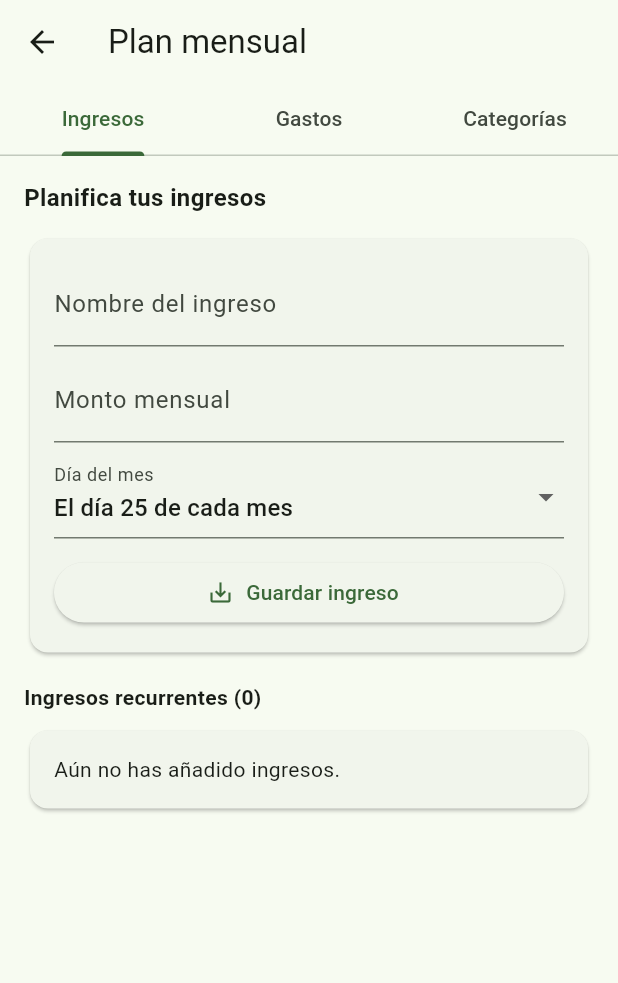
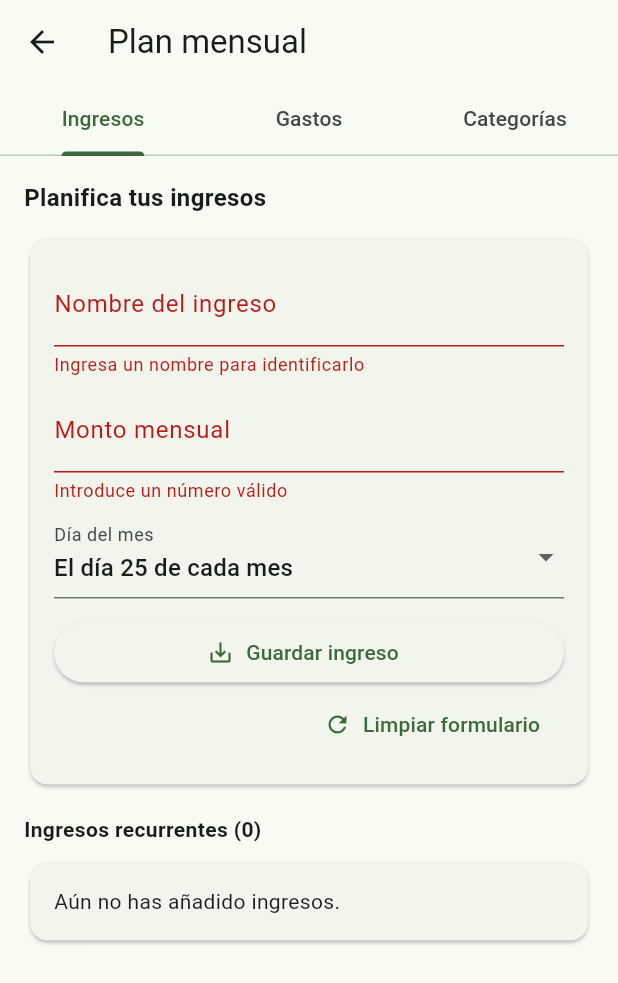
Before and after one commit to raulpereira-01/finance-app, a Flutter app: the MovementsScreen screen opened directly, after a tap on "Guardar ingreso", on a phone screen of 412 x 824 dp. Shown: the top 983 px of the screen. Run offline on Flutter 3.47's test engine with Material 3 defaults, Android fonts, the light colour scheme and no system bars; our stand-ins replace firebase_auth, firebase_core, fl_chart, hive, hive_flutter, local_auth; accounts and stored records are empty.

Commit message:
Fix normalize amount block cleanup

```diff
--- a/lib/presentation/screens/movements/movements_screen.dart
+++ b/lib/presentation/screens/movements/movements_screen.dart
@@ -20,9 +20,13 @@ class MovementsScreen extends StatefulWidget {
 class _MovementsScreenState extends State<MovementsScreen> {
   final _uuid = const Uuid();
 
+  final _incomeFormKey = GlobalKey<FormState>();
+  final _expenseFormKey = GlobalKey<FormState>();
+
   final _incomeNameController = TextEditingController();
   final _incomeAmountController = TextEditingController();
   int _incomeDay = DateTime.now().day;
+  bool _showIncomeErrors = false;
 
   final _categoryNameController = TextEditingController();
   String _selectedEmoji = '💸';
@@ -35,6 +39,7 @@ class _MovementsScreenState extends State<MovementsScreen> {
   bool _isFixedExpense = false;
   bool _isRecurringExpense = false;
   int _expenseDay = DateTime.now().day;
+  bool _showExpenseErrors = false;
 
   late Box<IncomeModel> _incomeBox;
   late Box<CategoryModel> _categoryBox;
@@ -59,12 +64,15 @@ class _MovementsScreenState extends State<MovementsScreen> {
   }
 
   void _addIncome() {
-    final name = _incomeNameController.text.trim();
-    final amount = _parseAmount(_incomeAmountController.text);
-
-    if (name.isEmpty || amount == null || amount <= 0) {
+    final form = _incomeFormKey.currentState;
+    if (form == null) return;
+    if (!form.validate()) {
+      setState(() => _showIncomeErrors = true);
       return;
     }
+
+    final name = _incomeNameController.text.trim();
+    final amount = _parseAmount(_incomeAmountController.text)!;
 
     final income = IncomeModel(
       id: _uuid.v4(),
@@ -78,8 +86,12 @@ class _MovementsScreenState extends State<MovementsScreen> {
 
     _incomeNameController.clear();
     _incomeAmountController.clear();
+    FocusScope.of(context).unfocus();
+    _showSnackBar('Ingreso guardado');
 
-    setState(() {});
+    setState(() {
+      _showIncomeErrors = false;
+    });
   }
 
   void _addCategory() {
@@ -97,6 +109,7 @@ class _MovementsScreenState extends State<MovementsScreen> {
     _categoryNameController.clear();
 
     setState(() {});
+    _showSnackBar('Categoría creada');
   }
 
   Future<void> _pickExpenseDate() async {
@@ -136,14 +149,15 @@ class _MovementsScreenState extends State<MovementsScreen> {
   }
 
   void _addExpense() {
-    final name = _expenseNameController.text.trim();
-    final amount = _parseAmount(_expenseAmountController.text);
-
-    if (name.isEmpty || amount == null || amount <= 0) return;
-    if (_selectedCategoryId == null) {
-      _showMissingCategoryDialog(noCategories: false);
+    final form = _expenseFormKey.currentState;
+    if (form == null) return;
+    if (!form.validate()) {
+      setState(() => _showExpenseErrors = true);
       return;
     }
+
+    final name = _expenseNameController.text.trim();
+    final amount = _parseAmount(_expenseAmountController.text)!;
 
     final expense = ExpenseModel(
       id: _uuid.v4(),
@@ -164,15 +178,47 @@ class _MovementsScreenState extends State<MovementsScreen> {
     _isFixedExpense = false;
     _isRecurringExpense = false;
     _expenseDay = DateTime.now().day;
+    _selectedCategoryId = null;
 
-    setState(() {});
+    FocusScope.of(context).unfocus();
+    _showSnackBar('Gasto guardado');
+
+    setState(() {
+      _showExpenseErrors = false;
+    });
   }
 
   String _formatMoney(double value) => value.toStringAsFixed(2);
 
   double? _parseAmount(String rawValue) {
-    final normalized = rawValue.replaceAll(',', '.');
+    final normalized = _normalizeAmount(rawValue);
+    if (normalized.isEmpty) return null;
     return double.tryParse(normalized);
+  }
+
+  String _normalizeAmount(String rawValue) {
+    final cleaned = rawValue.trim().replaceAll(RegExp(r'\s+'), '').replaceAll(',', '.');
+    if (cleaned.isEmpty) return '';
+
+    final onlyAllowed = cleaned.replaceAll(RegExp(r'[^0-9.]'), '');
+    final firstDot = onlyAllowed.indexOf('.');
+
+    if (firstDot == -1) {
+      return onlyAllowed;
+    }
+
+    final before = onlyAllowed.substring(0, firstDot);
+    final after = onlyAllowed.substring(firstDot + 1).replaceAll('.', '');
+    final leading = before.isEmpty ? '0' : before;
+    final trailing = after.isEmpty ? '0' : after;
+    return '$leading.$trailing';
+  }
+
+  void _showSnackBar(String message) {
+    ScaffoldMessenger.of(context).hideCurrentSnackBar();
+    ScaffoldMessenger.of(context).showSnackBar(
+      SnackBar(content: Text(message)),
+    );
   }
 
   Widget _buildIncomeTab() {
@@ -190,21 +236,45 @@ class _MovementsScreenState extends State<MovementsScreen> {
         Card(
           child: Padding(
             padding: const EdgeInsets.all(16),
+            child: Form(
+              key: _incomeFormKey,
+              autovalidateMode: _showIncomeErrors
+                  ? AutovalidateMode.always
+                  : AutovalidateMode.disabled,
               child: Column(
                 crossAxisAlignment: CrossAxisAlignment.start,
                 children: [
-                TextField(
+                  TextFormField(
                     controller: _incomeNameController,
-                  decoration: const InputDecoration(labelText: 'Nombre del ingreso'),
+                    decoration: const InputDecoration(
+                      labelText: 'Nombre del ingreso',
+                      hintText: 'Ej. Nómina, freelance...',
+                    ),
+                    textInputAction: TextInputAction.next,
+                    validator: (value) {
+                      if (value == null || value.trim().isEmpty) {
+                        return 'Ingresa un nombre para identificarlo';
+                      }
+                      return null;
+                    },
                   ),
                   const SizedBox(height: 8),
-                TextField(
+                  TextFormField(
                     controller: _incomeAmountController,
                     keyboardType: const TextInputType.numberWithOptions(decimal: true),
                     inputFormatters: [
                       FilteringTextInputFormatter.allow(RegExp(r'[0-9.,]')),
                     ],
-                  decoration: const InputDecoration(labelText: 'Monto mensual'),
+                    decoration: const InputDecoration(
+                      labelText: 'Monto mensual',
+                      helperText: 'Acepta comas o puntos; se guardará con dos decimales.',
+                    ),
+                    validator: (value) {
+                      final amount = _parseAmount(value ?? '');
+                      if (amount == null) return 'Introduce un número válido';
+                      if (amount <= 0) return 'El monto debe ser mayor a cero';
+                      return null;
+                    },
                   ),
                   const SizedBox(height: 8),
                   DropdownButtonFormField<int>(
@@ -235,7 +305,20 @@ class _MovementsScreenState extends State<MovementsScreen> {
                       label: const Text('Guardar ingreso'),
                     ),
                   ),
+                  Align(
+                    alignment: Alignment.centerRight,
+                    child: TextButton.icon(
+                      onPressed: () {
+                        _incomeNameController.clear();
+                        _incomeAmountController.clear();
+                        setState(() => _showIncomeErrors = false);
+                      },
+                      icon: const Icon(Icons.refresh),
+                      label: const Text('Limpiar formulario'),
+                    ),
+                  ),
                 ],
+              ),
             ),
           ),
         ),
@@ -292,24 +375,59 @@ class _MovementsScreenState extends State<MovementsScreen> {
           style: TextStyle(fontSize: 16, fontWeight: FontWeight.w600),
         ),
         const SizedBox(height: 12),
+        if (categories.isEmpty)
+          Padding(
+            padding: const EdgeInsets.only(bottom: 12),
+            child: Card(
+              color: Theme.of(context).colorScheme.secondaryContainer,
+              child: const Padding(
+                padding: EdgeInsets.all(12),
+                child: Text('Crea una categoría primero para poder clasificar tus gastos.'),
+              ),
+            ),
+          ),
         Card(
           child: Padding(
             padding: const EdgeInsets.all(16),
+            child: Form(
+              key: _expenseFormKey,
+              autovalidateMode: _showExpenseErrors
+                  ? AutovalidateMode.always
+                  : AutovalidateMode.disabled,
               child: Column(
                 crossAxisAlignment: CrossAxisAlignment.start,
                 children: [
-                TextField(
+                  TextFormField(
                     controller: _expenseNameController,
-                  decoration: const InputDecoration(labelText: 'Concepto'),
+                    decoration: const InputDecoration(
+                      labelText: 'Concepto',
+                      hintText: 'Ej. Supermercado, alquiler…',
+                    ),
+                    textInputAction: TextInputAction.next,
+                    validator: (value) {
+                      if (value == null || value.trim().isEmpty) {
+                        return 'Añade un concepto para el gasto';
+                      }
+                      return null;
+                    },
                   ),
                   const SizedBox(height: 8),
-                TextField(
+                  TextFormField(
                     controller: _expenseAmountController,
                     keyboardType: const TextInputType.numberWithOptions(decimal: true),
                     inputFormatters: [
                       FilteringTextInputFormatter.allow(RegExp(r'[0-9.,]')),
                     ],
-                  decoration: const InputDecoration(labelText: 'Monto'),
+                    decoration: const InputDecoration(
+                      labelText: 'Monto',
+                      helperText: 'Permite comas o puntos; se guardará con dos decimales.',
+                    ),
+                    validator: (value) {
+                      final amount = _parseAmount(value ?? '');
+                      if (amount == null) return 'Introduce un número válido';
+                      if (amount <= 0) return 'El monto debe ser mayor a cero';
+                      return null;
+                    },
                   ),
                   const SizedBox(height: 8),
                   Row(
@@ -373,6 +491,13 @@ class _MovementsScreenState extends State<MovementsScreen> {
                         : (value) {
                             setState(() => _selectedCategoryId = value);
                           },
+                    validator: (_) {
+                      if (categories.isEmpty) return 'Crea una categoría para continuar';
+                      if (_selectedCategoryId == null) {
+                        return 'Selecciona una categoría';
+                      }
+                      return null;
+                    },
                   ),
                   const SizedBox(height: 8),
                   SwitchListTile(
@@ -402,7 +527,21 @@ class _MovementsScreenState extends State<MovementsScreen> {
                       label: const Text('Guardar gasto'),
                     ),
                   ),
+                  Align(
+                    alignment: Alignment.centerRight,
+                    child: TextButton.icon(
+                      onPressed: () {
+                        _expenseNameController.clear();
+                        _expenseAmountController.clear();
+                        _selectedCategoryId = null;
+                        setState(() => _showExpenseErrors = false);
+                      },
+                      icon: const Icon(Icons.refresh),
+                      label: const Text('Limpiar formulario'),
+                    ),
+                  ),
                 ],
+              ),
             ),
           ),
         ),
```
Lines whose indentation alone changed are shown as unchanged.
